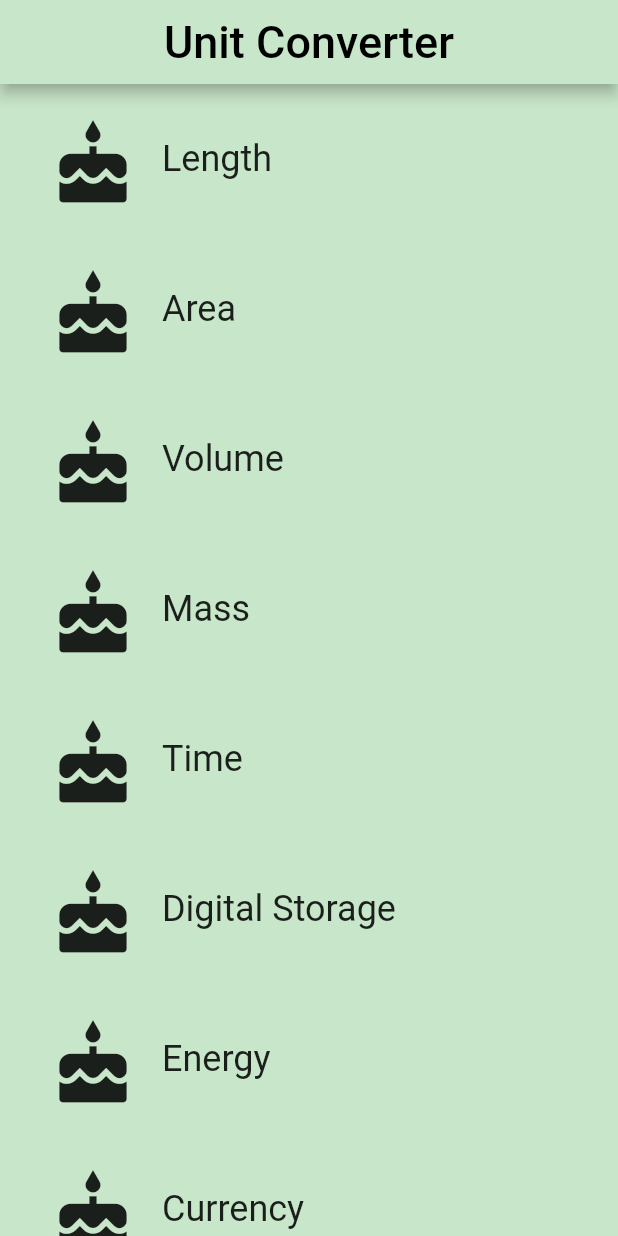
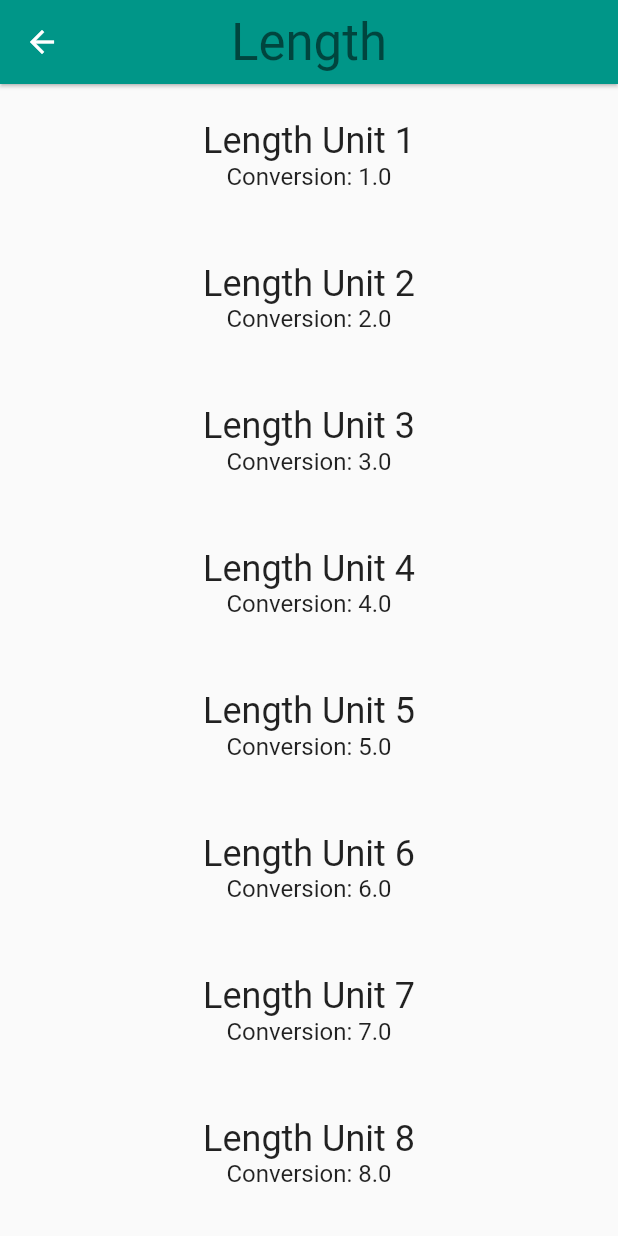
Before and after one commit to lordcharro/converter_app, a Flutter app: the screen it shows after launch, after a tap on "Length", on a phone screen of 412 x 824 dp. Run offline on Flutter 3.47's test engine with Material 2 defaults, Android fonts, the phone set to English and light mode, and no system bars.

Commit message:
Add converter_route

```diff
--- a/lib/category.dart
+++ b/lib/category.dart
@@ -1,3 +1,5 @@
+import 'package:converter_app/converter_route.dart';
+import 'package:converter_app/unit.dart';
 import 'package:flutter/material.dart';
 
 final _rowHeight = 100.0;
@@ -10,14 +12,16 @@ class Category extends StatelessWidget {
   final String name;
   final ColorSwatch color;
   final IconData iconLocation;
+  final List<Unit> units;
 
   /// Creates a [Category].
   /// A [Category] saves the name of the Category (e.g. 'Length'), its color for
   /// the UI, and the icon that represents it (e.g. a ruler).
-  const Category({Key key, @required this.name, @required this.color, @required this.iconLocation})
+  const Category({Key key, @required this.name, @required this.color, @required this.iconLocation, @required this.units})
       : assert(name != null),
         assert(color != null),
         assert(iconLocation != null),
+        assert(units != null),
         super(key: key);
 
   /// Builds a custom widget that shows [Category] information.
@@ -33,6 +37,7 @@ class Category extends StatelessWidget {
           highlightColor: color,
           splashColor: color,
           onTap: () {
+            _navigateToConverter(context);
             print("We tap the line");
           },
           child: Padding(
@@ -61,4 +66,26 @@ class Category extends StatelessWidget {
       ),
     );
   }
+
+  /// Navigates to the [ConverterRoute].
+  void _navigateToConverter(BuildContext context) {
+    Navigator.of(context).push(MaterialPageRoute<Null>(
+      builder: (BuildContext context) {
+        return Scaffold(
+          appBar: AppBar(
+            elevation: 1.0,
+            title: Text(
+              name,
+              style: Theme.of(context).textTheme.display1,
+            ),
+            centerTitle: true,
+            backgroundColor: color,
+          ),
+          body: ConverterRoute(
+            units: units,
+          ),
+        );
+      },
+    ));
+  }
 }
--- a/lib/category_route.dart
+++ b/lib/category_route.dart
@@ -1,4 +1,5 @@
 import 'package:converter_app/category.dart';
+import 'package:converter_app/unit.dart';
 import 'package:flutter/material.dart';
 
 final _backgroundColor = Colors.green[100];
@@ -23,13 +24,6 @@ class CategoryRoute extends StatelessWidget {
     'Currency',
   ];
 
-  Widget _buildCategoryWidgets(List<Widget> categories) {
-    return ListView.builder(
-      itemBuilder: (BuildContext context, int index) => categories[index],
-      itemCount: categories.length,
-    );
-  }
-
   static const _baseColors = <Color>[
     Colors.teal,
     Colors.orange,
@@ -41,6 +35,24 @@ class CategoryRoute extends StatelessWidget {
     Colors.red,
   ];
 
+  Widget _buildCategoryWidgets(List<Widget> categories) {
+    return ListView.builder(
+      itemBuilder: (BuildContext context, int index) => categories[index],
+      itemCount: categories.length,
+    );
+  }
+
+  /// Returns a list of mock [Unit]s.
+  List<Unit> _retrieveUnitList(String categoryName) {
+    return List.generate(10, (int i) {
+      i += 1;
+      return Unit(
+        name: '$categoryName Unit $i',
+        conversion: i.toDouble(),
+      );
+    });
+  }
+
   @override
   Widget build(BuildContext context) {
     final categories = <Category>[];
@@ -51,6 +63,7 @@ class CategoryRoute extends StatelessWidget {
           name: _categoryNames[i],
           color: _baseColors[i],
           iconLocation: Icons.cake,
+          units: _retrieveUnitList(_categoryNames[i]),
         ),
       );
     }
--- /dev/null
+++ b/lib/converter_route.dart
@@ -0,0 +1,35 @@
+import 'package:converter_app/unit.dart';
+import 'package:flutter/cupertino.dart';
+import 'package:flutter/material.dart';
+
+class ConverterRoute extends StatelessWidget {
+  final List<Unit> units;
+
+  const ConverterRoute({@required this.units}) : assert(units != null);
+
+  @override
+  Widget build(BuildContext context) {
+    final unitWidgets = units.map((Unit unit) {
+      return Container(
+        margin: EdgeInsets.all(8.0),
+        padding: EdgeInsets.all(16.0),
+        child: Column(
+          children: <Widget>[
+            Text(
+              unit.name,
+              style: Theme.of(context).textTheme.headline,
+            ),
+            Text(
+              'Conversion: ${unit.conversion}',
+              style: Theme.of(context).textTheme.subhead,
+            ),
+          ],
+        ),
+      );
+    }).toList();
+
+    return ListView(
+      children: unitWidgets,
+    );
+  }
+}
--- /dev/null
+++ b/lib/unit.dart
@@ -0,0 +1,16 @@
+import 'package:flutter/cupertino.dart';
+
+class Unit {
+  final String name;
+  final double conversion;
+
+  const Unit({@required this.name, @required this.conversion})
+      : assert(name != null),
+        assert(conversion != null);
+
+  Unit.fromJson(Map jsonMap)
+      : assert(jsonMap['name'] != null),
+        assert(jsonMap['conversion'] != null),
+        name = jsonMap['name'],
+        conversion = jsonMap['conversion'].toDouble();
+}
```
